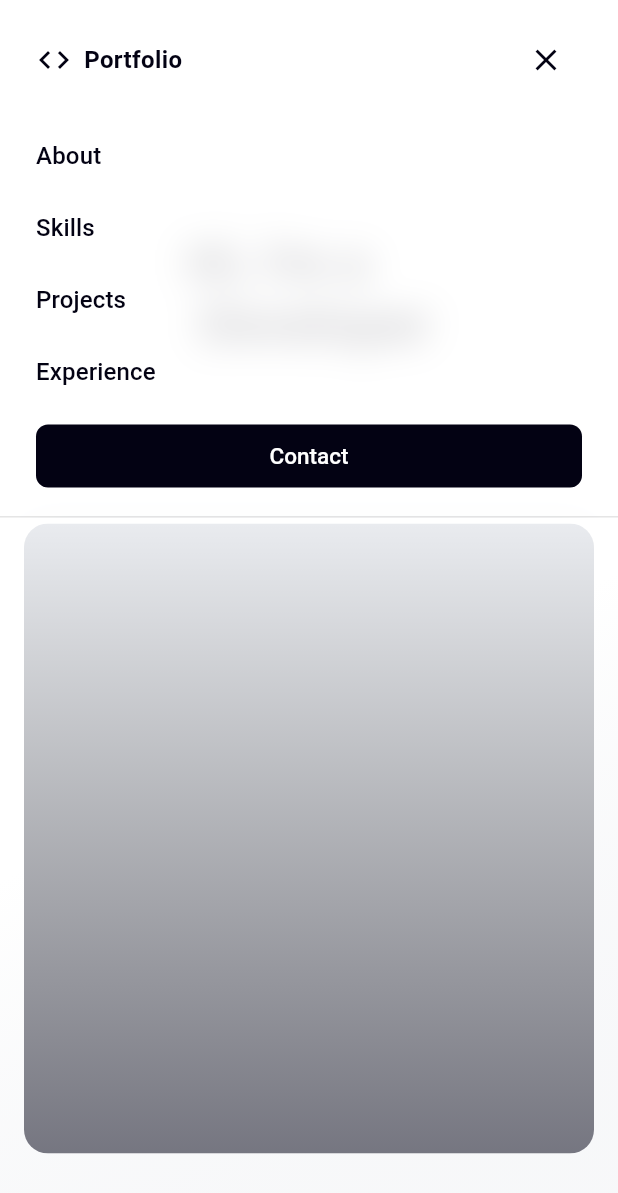
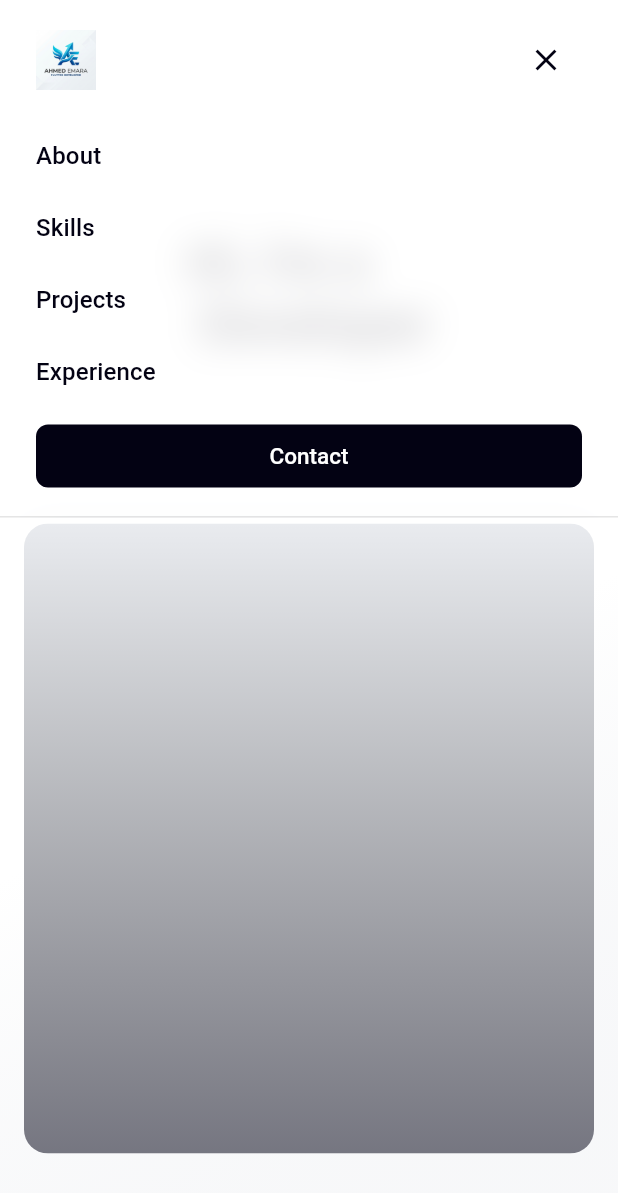
Before and after one commit to ahmedemara231/portfolio, a Flutter app: the screen it shows after launch, after a tap on the "menu" icon, on a phone screen of 412 x 824 dp. Shown: the top 1193 px of the screen. Run offline on Flutter 3.47's test engine with Material 3 defaults, Android fonts, the phone set to English and light mode, and no system bars; our stand-ins replace cloud_firestore, firebase_core, font_awesome_flutter; accounts and stored records are empty; statements that could not run were skipped.

Commit message:
refactor UI components and update branding across portfolio and dashboard apps
- **Portfolio App**:
    - **Header**: Replace the generic code icon and text with a dedicated logo image asset.
    - **Footer**: Update the brand display to feature the logo within a styled container.
    - **Assets**: Add `logo.png` to the project and register it in `pubspec.yaml`.
    - **Web**: Update `favicon.png` and PWA launcher icons.
- **Dashboard App**:
    - **Navigation**: Refactor `DashboardShell` sidebar to use a `ListView.builder` for better list management.
    - **UI Layout**: Improve sidebar styling with `Material` and `Ink` components for better touch/hover feedback.
    - **Layout**: Apply `CrossAxisAlignment.stretch` to ensure consistent sidebar and button widths.
    - **Logic**: Centralize navigation logic into a `_goTo` helper method and ensure the mobile drawer closes on selection.
- **Tooling**: Update local Claude settings to allow `flutter build`, `flutter pub`, and `flutter analyze` commands.
- **Firebase**: Update hosting build caches for both dashboard and portfolio applications.

```diff
--- a/apps/portfolio/lib/sections/footer_section.dart
+++ b/apps/portfolio/lib/sections/footer_section.dart
@@ -81,11 +81,19 @@ class FooterSection extends StatelessWidget {
     return Column(
       crossAxisAlignment: CrossAxisAlignment.start,
       children: [
-        Row(
-          children: [
-            const Icon(
-                Icons.code, size: 24, color: AppColors.primaryForeground),
-            const SizedBox(width: 8),
+        Container(
+          padding: const EdgeInsets.all(8),
+          decoration: BoxDecoration(
+            color: AppColors.primaryForeground,
+            borderRadius: BorderRadius.circular(8),
+          ),
+          child: Image.asset(
+            'assets/logo.png',
+            height: 48,
+            fit: BoxFit.contain,
+          ),
+        ),
+        const SizedBox(height: 12),
         Text(
           brand,
           style: const TextStyle(
@@ -93,8 +101,6 @@ class FooterSection extends StatelessWidget {
             fontSize: 16,
             color: AppColors.primaryForeground,
           ),
-            ),
-          ],
         ),
         if (description != null && description.isNotEmpty) ...[
           const SizedBox(height: 12),
--- a/apps/portfolio/lib/sections/header_section.dart
+++ b/apps/portfolio/lib/sections/header_section.dart
@@ -52,19 +52,10 @@ class _HeaderSectionState extends State<HeaderSection> {
                     // Logo
                     GestureDetector(
                       onTap: () {},
-                      child: const Row(
-                        children: [
-                          Icon(Icons.code, size: 24, color: AppColors.primary),
-                          SizedBox(width: 8),
-                          Text(
-                            'Portfolio',
-                            style: TextStyle(
-                              fontWeight: FontWeight.w600,
-                              fontSize: 16,
-                              color: AppColors.foreground,
-                            ),
-                          ),
-                        ],
+                      child: Image.asset(
+                        'assets/logo.png',
+                        height: 40,
+                        fit: BoxFit.contain,
                       ),
                     ),
                     const Spacer(),
--- a/apps/portfolio/pubspec.yaml
+++ b/apps/portfolio/pubspec.yaml
@@ -26,3 +26,5 @@ dev_dependencies:
 
 flutter:
   uses-material-design: true
+  assets:
+    - assets/logo.png
```
Also changed, not shown: apps/dashboard/lib/widgets/dashboard_shell.dart (+40 -27 lines), .claude/settings.local.json, apps/portfolio/.claude/settings.local.json (added), pubspec.lock, 50 other files. Lines whose indentation alone changed are shown as unchanged.
